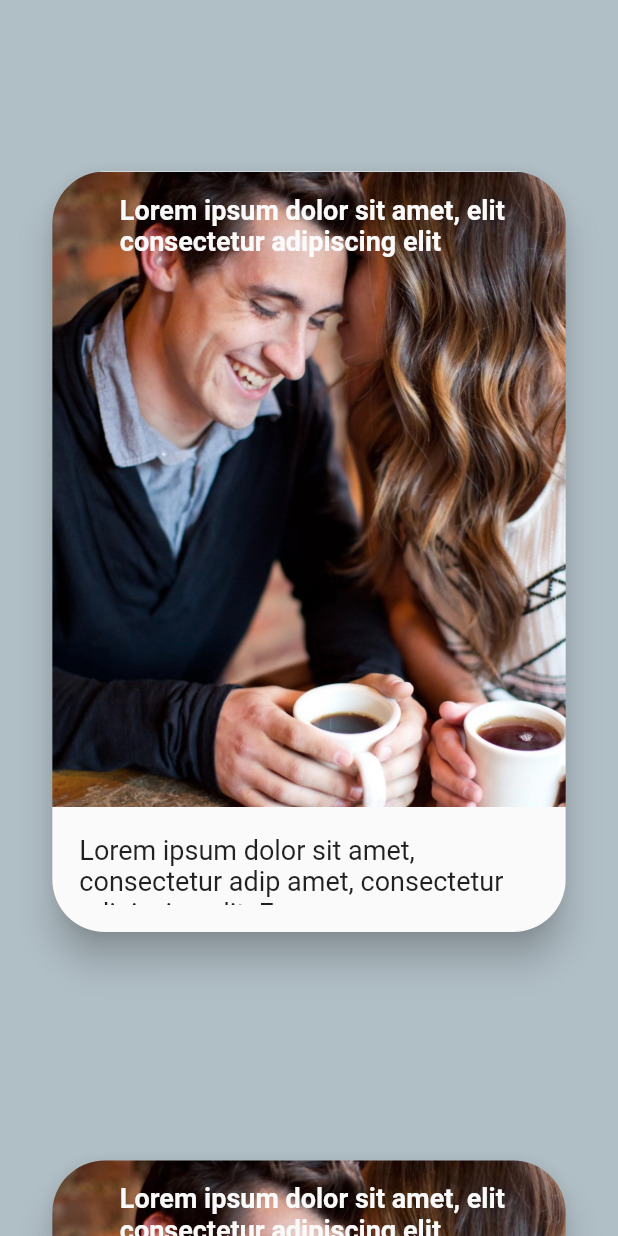
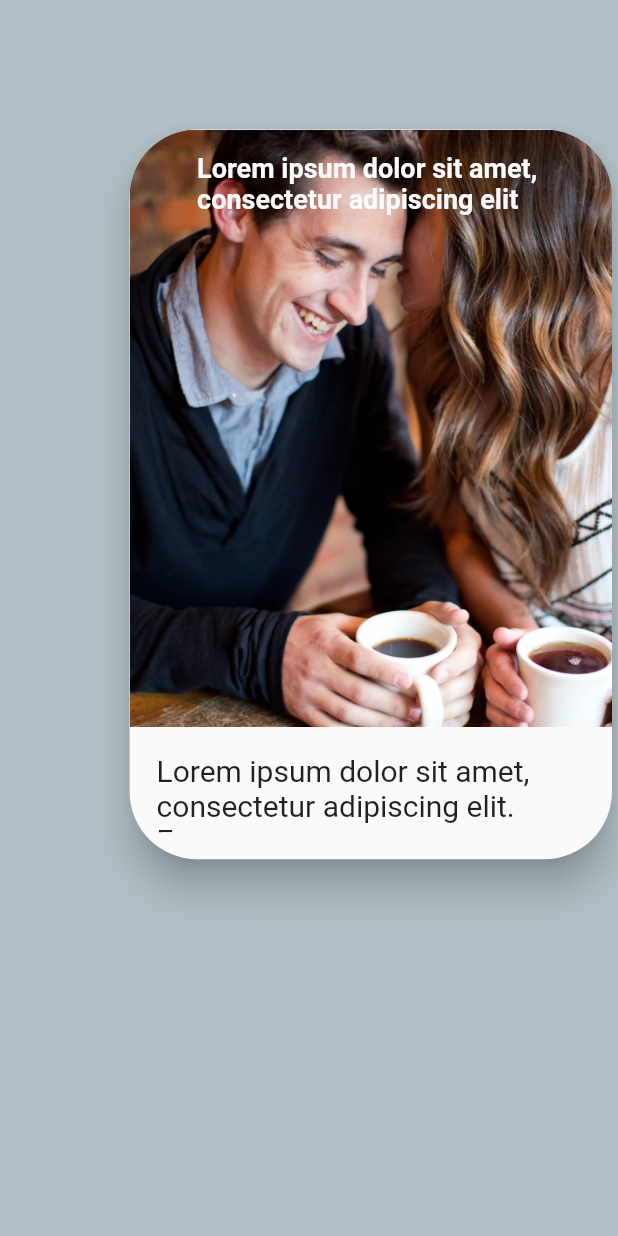
Before and after one commit to EvGen94/PageView_matrix, a Flutter app: the screen it shows after launch, on a phone screen of 412 x 824 dp. Run offline on Flutter 3.47's test engine with Material 2 defaults, Android fonts, the phone set to English and light mode, and no system bars; drawn by our look-alikes of auto_size_text.

Commit message:
demensionsByCharts

```diff
--- a/lib/main_page.dart
+++ b/lib/main_page.dart
@@ -14,19 +14,23 @@ class _MainPageState extends State<MainPage> {
 
   var _pageContraller = PageController();
 
-  final _controller = PageController(viewportFraction: 0.8);
+  final _controller = PageController(viewportFraction: 1);
+
+
+
+  final _controllerRow = PageController(viewportFraction: 1);
 
   void nextPage() async {
     await _pageContraller.nextPage(
-      duration: Duration(milliseconds: 750),
-      curve: Curves.slowMiddle,
+      duration: Duration(milliseconds: 1750),
+      curve: Curves.easeInOutQuad,
     );
   }
 
   void prevPage() async {
     await _pageContraller.previousPage(
-      duration: Duration(milliseconds: 750),
-      curve: Curves.slowMiddle,
+      duration: Duration(milliseconds: 1750),
+      curve: Curves.easeInOutQuad,
     );
   }
 
@@ -52,8 +56,8 @@ class _MainPageState extends State<MainPage> {
               Expanded(
                 child: PageView(
                   children: _getNeumorphicButton(0),
-                  physics: NeverScrollableScrollPhysics(),
-                  controller: _pageContraller,
+                  //  physics: NeverScrollableScrollPhysics(),
+                  controller: _controllerRow,
                 ),
               ),
             ],
@@ -63,8 +67,8 @@ class _MainPageState extends State<MainPage> {
               Expanded(
                 child: PageView(
                   children: _getNeumorphicButton(1),
-                  //  physics: NeverScrollableScrollPhysics(),
-                  controller: _pageContraller,
+                  //   physics: NeverScrollableScrollPhysics(),
+                  controller: _controllerRow,
                 ),
               ),
             ],
@@ -73,9 +77,9 @@ class _MainPageState extends State<MainPage> {
             children: <Widget>[
               Expanded(
                 child: PageView(
-                  children: _getNeumorphicButton(1),
+                  children: _getNeumorphicButton(2),
                   //  physics: NeverScrollableScrollPhysics(),
-                  controller: _pageContraller,
+                  controller: _controllerRow,
                 ),
               ),
             ],
@@ -89,16 +93,24 @@ class _MainPageState extends State<MainPage> {
 
   Widget _buildNeumorphicButton(int amount) {
     return Padding(
-      padding: const EdgeInsets.all(8.0),
+      padding: EdgeInsets.only(
+          left: 0.25 *
+              MediaQuery.of(context).size.width *
+              (((MediaQuery.of(context).size.height /
+                          MediaQuery.of(context).size.width) *
+                      0.3) +
+                  0.2),
+          top: 0.25 *
+              MediaQuery.of(context).size.width *
+              (((MediaQuery.of(context).size.height /
+                          MediaQuery.of(context).size.width) *
+                      0.3) +
+                  0.2)),
       child: Column(
+        crossAxisAlignment: CrossAxisAlignment.start,
         children: <Widget>[
-          SizedBox(
-            width: double.infinity,
-          ),
-          const SizedBox(
-            height: 20,
-          ),
-          GestureDetector(
+          // SizedBox(height: MediaQuery.of(context).size.height * 0.1),
+          /* GestureDetector(
               onPanUpdate: (details) {
                 if (details.delta.dx < 0) {
                   nextPage();
@@ -106,15 +118,25 @@ class _MainPageState extends State<MainPage> {
                 if (details.delta.dx > 0) {
                   prevPage();
                 }
-            },
-            child: Container(
-              height: MediaQuery.of(context).size.width * 1.25,
-              width: MediaQuery.of(context).size.width * 0.85,
+              },*/
+          //  child:
+          Container(
+            height: 1.5 *
+                MediaQuery.of(context).size.width *
+                (((MediaQuery.of(context).size.height /
+                            MediaQuery.of(context).size.width) *
+                        0.3) +
+                    0.2),
+            width: MediaQuery.of(context).size.width *
+                (((MediaQuery.of(context).size.height /
+                            MediaQuery.of(context).size.width) *
+                        0.3) +
+                    0.2),
             child: Card(
               semanticContainer: true,
               clipBehavior: Clip.antiAliasWithSaveLayer,
               shape: const RoundedRectangleBorder(
-                  borderRadius: BorderRadius.all(Radius.circular(35.0)),
+                borderRadius: BorderRadius.all(Radius.circular(45.0)),
               ),
               color: Colors.grey[50],
               elevation: 10,
@@ -128,7 +150,7 @@ class _MainPageState extends State<MainPage> {
                             left: 45.0, right: 15.0, top: 15.0),
                         child: Center(
                           child: AutoSizeText(
-                                'Lorem ipsum dolor sit amet, elit consectetur adipiscing elit',
+                              'Lorem ipsum dolor sit amet, consectetur adipiscing elit',
                               style: TextStyle(
                                   fontSize: 18,
                                   color: Colors.grey[50],
@@ -144,10 +166,10 @@ class _MainPageState extends State<MainPage> {
                     child: Padding(
                       padding: EdgeInsets.all(18.0),
                       child: AutoSizeText(
-                          'Lorem ipsum dolor sit amet, consectetur adip amet, consectetur adipiscing elit. Fusce semper augue ac massa egestas, non luctus purus cursus',
-                          style: TextStyle(fontSize: 30),
-                          minFontSize: 18,
-                          maxLines: 4,
+                        'Lorem ipsum dolor sit amet, consectetur adipiscing elit. Fusce semper augue ac massa egestas, non luctus purus cursus',
+                        style: TextStyle(fontSize: 22),
+                        minFontSize: 20,
+                        maxLines: 3,
                         overflow: TextOverflow.ellipsis,
                       ),
                     ),
@@ -156,7 +178,7 @@ class _MainPageState extends State<MainPage> {
               ),
             ),
           ),
-          ),
+          //  ),
         ],
       ),
     );
```
Lines whose indentation alone changed are shown as unchanged.
